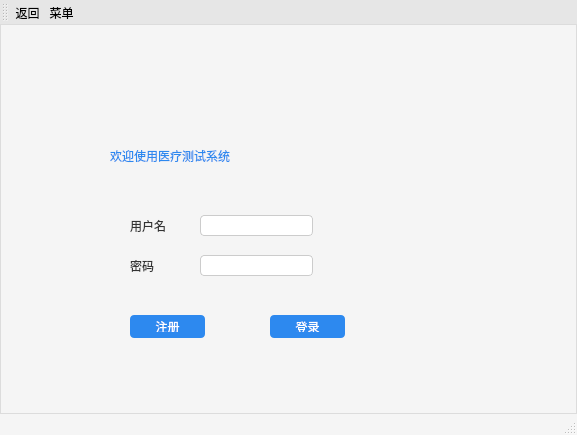
Qt form mainwindow.ui (Jvsong/Qttask3) before a commit.
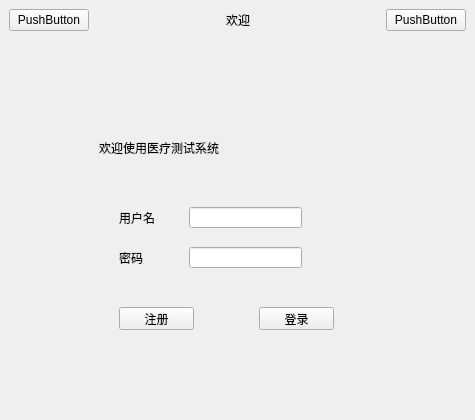
The same form after that commit. Icons and pictures are not drawn.

The edit to the form file:
```diff
--- a/mainwindow.ui
+++ b/mainwindow.ui
@@ -6,132 +6,100 @@
    <rect>
     <x>0</x>
     <y>0</y>
-    <width>577</width>
-    <height>435</height>
+    <width>475</width>
+    <height>420</height>
    </rect>
   </property>
   <property name="windowTitle">
    <string>MainWindow</string>
   </property>
   <property name="styleSheet">
-   <string notr="true">/* 设置整个窗口背景颜色 */
-QMainWindow {
-    background-color: #f5f5f5; /* 浅灰色背景 */
-    border: 1px solid #dcdcdc; /* 边框颜色 */
-}
-
-/* 标题标签样式 */
-QLabel {
-    font: bold 14pt &quot;Microsoft YaHei&quot;; /* 粗体字体 */
-    color: #333333; /* 深灰色文字 */
-}
-
-/* 登录界面标题样式 */
-QLabel#label {
-    font: bold 18pt &quot;Microsoft YaHei&quot;;
-    color: #2d89ef; /* 蓝色文字 */
-    text-align: center;
-}
-
-/* 输入框样式 */
-QLineEdit {
-    font: 12pt &quot;Microsoft YaHei&quot;;
-    border: 1px solid #cccccc; /* 边框颜色 */
-    border-radius: 4px; /* 圆角 */
-    padding: 4px; /* 内边距 */
-    background-color: #ffffff; /* 白色背景 */
-}
-
-QLineEdit:focus {
-    border: 1px solid #2d89ef; /* 焦点时的边框颜色 */
-    background-color: #f0f8ff; /* 淡蓝色背景 */
-}
-
-/* 按钮样式 */
-QPushButton {
-    font: bold 8pt &quot;Microsoft YaHei&quot;;
-    color: #ffffff; /* 白色文字 */
-    background-color: #2d89ef; /* 蓝色背景 */
-    border: none;
-    border-radius: 4px; /* 圆角 */
-    padding: 6px 12px;
-}
-
-QPushButton:hover {
-    background-color: #1e70bf; /* 鼠标悬停时变深的蓝色 */
-}
-
-QPushButton:pressed {
-    background-color: #144d8a; /* 按下时更深的蓝色 */
-}
-
-/* 工具栏样式 */
-QToolBar {
-    background-color: #e6e6e6; /* 浅灰色背景 */
-    border-bottom: 1px solid #dcdcdc; /* 下边框 */
-}
-
-/* 状态栏样式 */
-QStatusBar {
-    background-color: #f5f5f5;
-    border-top: 1px solid #dcdcdc;
-    font: 10pt &quot;Microsoft YaHei&quot;;
-    color: #666666;
-}
-
-/* 工具栏图标样式 */
-QToolButton {
-    border: none;
-    background-color: transparent;
-}
-
-QToolButton:hover {
-    background-color: #f0f0f0; /* 鼠标悬停时背景变浅 */
-}
-</string>
+   <string notr="true"/>
   </property>
   <widget class="QWidget" name="centralwidget">
-   <widget class="QLabel" name="label">
-    <property name="geometry">
-     <rect>
-      <x>110</x>
-      <y>90</y>
-      <width>261</width>
-      <height>81</height>
-     </rect>
-    </property>
-    <property name="styleSheet">
-     <string notr="true">font: 18pt &quot;Microsoft YaHei UI&quot;;</string>
-    </property>
+   <layout class="QGridLayout" name="gridLayout">
+    <item row="0" column="0">
+     <layout class="QHBoxLayout" name="horizontalLayout">
+      <item>
+       <widget class="QPushButton" name="pushButton">
+        <property name="text">
+         <string>PushButton</string>
+        </property>
+       </widget>
+      </item>
+      <item>
+       <spacer name="horizontalSpacer">
+        <property name="orientation">
+         <enum>Qt::Orientation::Horizontal</enum>
+        </property>
+        <property name="sizeHint" stdset="0">
+         <size>
+          <width>40</width>
+          <height>20</height>
+         </size>
+        </property>
+       </spacer>
+      </item>
+      <item>
+       <widget class="QLabel" name="label_4">
     <property name="text">
-     <string>欢迎使用医疗测试系统</string>
-    </property>
-   </widget>
-   <widget class="QLineEdit" name="account">
-    <property name="geometry">
-     <rect>
-      <x>200</x>
-      <y>190</y>
-      <width>113</width>
-      <height>21</height>
-     </rect>
-    </property>
-   </widget>
+         <string>欢迎</string>
+        </property>
+       </widget>
+      </item>
+      <item>
+       <spacer name="horizontalSpacer_2">
+        <property name="orientation">
+         <enum>Qt::Orientation::Horizontal</enum>
+        </property>
+        <property name="sizeHint" stdset="0">
+         <size>
+          <width>40</width>
+          <height>20</height>
+         </size>
+        </property>
+       </spacer>
+      </item>
+      <item>
+       <widget class="QPushButton" name="pushButton_2">
+        <property name="text">
+         <string>PushButton</string>
+        </property>
+       </widget>
+      </item>
+     </layout>
+    </item>
+    <item row="1" column="0">
+     <widget class="QStackedWidget" name="stackedWidget">
+      <widget class="QWidget" name="page">
    <widget class="QLineEdit" name="password">
     <property name="geometry">
      <rect>
-      <x>200</x>
-      <y>230</y>
+          <x>180</x>
+          <y>210</y>
       <width>113</width>
       <height>21</height>
      </rect>
     </property>
    </widget>
+       <widget class="QPushButton" name="login">
+        <property name="geometry">
+         <rect>
+          <x>250</x>
+          <y>270</y>
+          <width>75</width>
+          <height>23</height>
+         </rect>
+        </property>
+        <property name="text">
+         <string>登录</string>
+        </property>
+       </widget>
    <widget class="QLabel" name="label_2">
     <property name="geometry">
      <rect>
-      <x>130</x>
-      <y>190</y>
+          <x>110</x>
+          <y>170</y>
       <width>61</width>
       <height>21</height>
      </rect>
@@ -140,11 +108,21 @@
      <string>用户名</string>
     </property>
    </widget>
+       <widget class="QLineEdit" name="account">
+        <property name="geometry">
+         <rect>
+          <x>180</x>
+          <y>170</y>
+          <width>113</width>
+          <height>21</height>
+         </rect>
+        </property>
+       </widget>
    <widget class="QLabel" name="label_3">
     <property name="geometry">
      <rect>
-      <x>130</x>
-      <y>230</y>
+          <x>110</x>
+          <y>210</y>
       <width>61</width>
       <height>21</height>
      </rect>
@@ -153,11 +131,27 @@
      <string>密码</string>
     </property>
    </widget>
+       <widget class="QLabel" name="label">
+        <property name="geometry">
+         <rect>
+          <x>90</x>
+          <y>70</y>
+          <width>261</width>
+          <height>81</height>
+         </rect>
+        </property>
+        <property name="styleSheet">
+         <string notr="true">font: 18pt &quot;Microsoft YaHei UI&quot;;</string>
+        </property>
+        <property name="text">
+         <string>欢迎使用医疗测试系统</string>
+        </property>
+       </widget>
    <widget class="QPushButton" name="register_2">
     <property name="geometry">
      <rect>
-      <x>130</x>
-      <y>290</y>
+          <x>110</x>
+          <y>270</y>
       <width>75</width>
       <height>23</height>
      </rect>
@@ -166,19 +160,11 @@
      <string>注册</string>
     </property>
    </widget>
-   <widget class="QPushButton" name="login">
-    <property name="geometry">
-     <rect>
-      <x>270</x>
-      <y>290</y>
-      <width>75</width>
-      <height>23</height>
-     </rect>
-    </property>
-    <property name="text">
-     <string>登录</string>
-    </property>
-   </widget>
+      </widget>
+      <widget class="QWidget" name="page_2"/>
+     </widget>
+    </item>
+   </layout>
   </widget>
   <widget class="QMenuBar" name="menubar">
    <property name="geometry">
@@ -190,20 +176,6 @@
     </rect>
    </property>
   </widget>
-  <widget class="QStatusBar" name="statusBar"/>
-  <widget class="QToolBar" name="toolBar">
-   <property name="windowTitle">
-    <string>toolBar</string>
-   </property>
-   <attribute name="toolBarArea">
-    <enum>TopToolBarArea</enum>
-   </attribute>
-   <attribute name="toolBarBreak">
-    <bool>false</bool>
-   </attribute>
-   <addaction name="actionBack"/>
-   <addaction name="actionMenu"/>
-  </widget>
   <action name="actionBack">
    <property name="icon">
     <iconset resource="res.qrc">
```
Left out of the diff: 2 changed lines with no effect on the pictures. Lines whose indentation alone changed are shown as unchanged.
